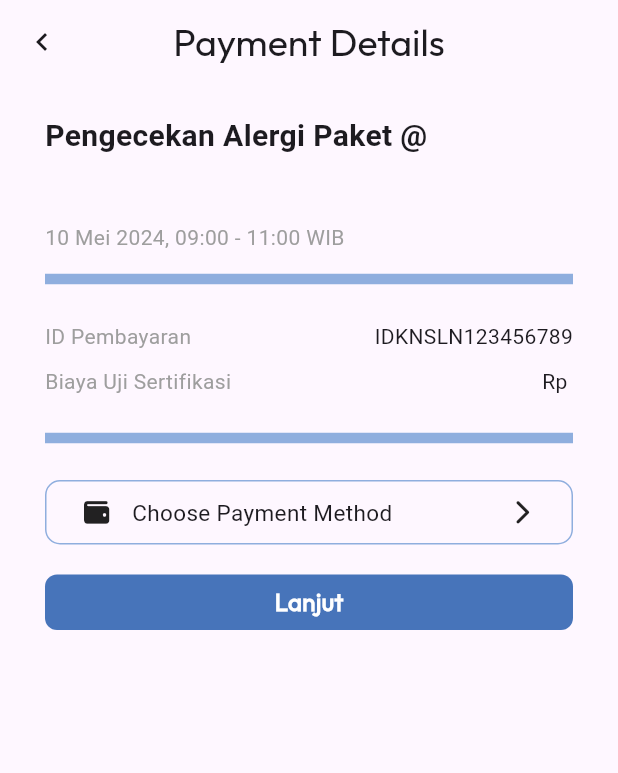
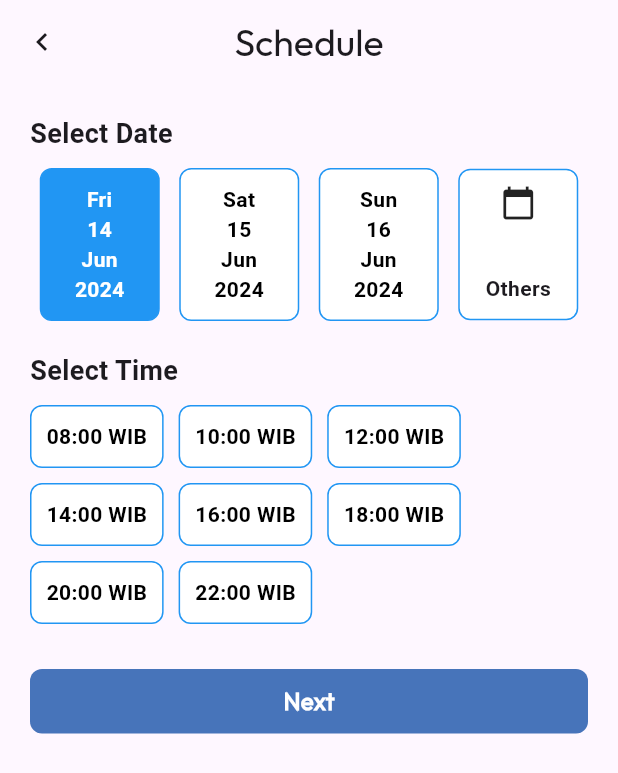
Before and after one commit to ChristoperChend/allergy-diary, a Flutter app: the DetailPaketPage screen opened directly with empty values, after a tap on "Lanjut", on a phone screen of 412 x 824 dp. Shown: the top 773 px of the screen. Run offline on Flutter 3.47's test engine with Material 3 defaults, Android fonts, the phone set to English and light mode, and no system bars; our stand-ins replace camera, cloud_firestore, email_validator, firebase_auth, firebase_core, font_awesome_flutter and 2 more; missing offline and left inert: google_mlkit_text_recognition; accounts and stored records are empty.

Commit message:
add payment method and choose schedule in checkAllergies

```diff
--- /dev/null
+++ b/lib/allergiesComponents/CekAlergiSchedule.dart
@@ -0,0 +1,271 @@
+// ignore_for_file: file_names
+
+import 'package:flutter/material.dart';
+import 'package:intl/intl.dart';
+import 'package:project/allergiesComponents/PembayaranPaketPage.dart';
+
+class CekAlergiSchedule extends StatefulWidget {
+  final String choosenPaket;
+  final String harga;
+  final String hospital;
+  const CekAlergiSchedule(
+      {super.key,
+      required this.choosenPaket,
+      required this.harga,
+      required this.hospital});
+
+  @override
+  State<CekAlergiSchedule> createState() => _CekAlergiScheduleState();
+}
+
+class _CekAlergiScheduleState extends State<CekAlergiSchedule> {
+  int selectedDateIndex = 0;
+  int selectedTimeIndex = -1;
+  DateTime? selectedDate;
+  String? customDate;
+
+  List<String> date = [];
+
+  final List<String> time = [
+    '08:00 WIB',
+    '10:00 WIB',
+    '12:00 WIB',
+    '14:00 WIB',
+    '16:00 WIB',
+    '18:00 WIB',
+    '20:00 WIB',
+    '22:00 WIB',
+  ];
+
+  @override
+  void initState() {
+    super.initState();
+    initializeDate();
+  }
+
+  void initializeDate() {
+    final DateTime today = DateTime.now();
+    date = List.generate(3, (index) {
+      final DateTime date = today.add(Duration(days: index));
+      return DateFormat('EEE\ndd\nMMM yyyy').format(date);
+    });
+    date.add('Others');
+  }
+
+  Future<void> selectDate(BuildContext context) async {
+    final DateTime? picked = await showDatePicker(
+        context: context,
+        initialDate: DateTime.now(),
+        firstDate: DateTime(2024),
+        lastDate: DateTime(2026));
+    if (picked != null && picked != selectedDate) {
+      setState(() {
+        selectedDate = picked;
+        customDate = DateFormat('EEE\ndd\nMMMM yyyy').format(selectedDate!);
+        selectedDateIndex = 3;
+      });
+    }
+  }
+
+  @override
+  Widget build(BuildContext context) {
+    return Scaffold(
+        appBar: AppBar(
+          title: const Text(
+            'Schedule',
+            style: TextStyle(fontFamily: 'Outfit', fontSize: 25),
+          ),
+          centerTitle: true,
+          automaticallyImplyLeading: false,
+          leading: IconButton(
+            onPressed: () {
+              Navigator.of(context).pop();
+            },
+            icon: const Icon(Icons.chevron_left),
+          ),
+        ),
+        body: Padding(
+            padding: const EdgeInsets.all(20.0),
+            child:
+                Column(crossAxisAlignment: CrossAxisAlignment.start, children: [
+              const Text('Select Date',
+                  style: TextStyle(fontSize: 18, fontWeight: FontWeight.bold)),
+              const SizedBox(height: 10),
+              Row(
+                mainAxisAlignment: MainAxisAlignment.spaceAround,
+                children: List.generate(date.length, (index) {
+                  return GestureDetector(
+                    onTap: () {
+                      setState(() {
+                        if (index == 3) {
+                          selectDate(context);
+                        } else {
+                          selectedDateIndex = index;
+                          customDate = null;
+                        }
+                      });
+                    },
+                    child: Container(
+                      width: 80,
+                      padding: const EdgeInsets.all(10),
+                      decoration: BoxDecoration(
+                        color: selectedDateIndex == index
+                            ? Colors.blue
+                            : Colors.white,
+                        border: Border.all(color: Colors.blue),
+                        borderRadius: BorderRadius.circular(8),
+                      ),
+                      child: Column(children: [
+                        if (index < date.length &&
+                            date[index].split('\n').length > 2) ...[
+                          text(date[index].split('\n')[0], index),
+                          text(date[index].split('\n')[1], index),
+                          text(date[index].split('\n')[2], index),
+                        ] else if (index == 3 && customDate == null) ...[
+                          const Column(
+                            children: [
+                              Icon(
+                                Icons.calendar_today,
+                                size: 24,
+                              ),
+                              SizedBox(height: 35),
+                              Text(
+                                'Others',
+                                style: TextStyle(fontWeight: FontWeight.bold),
+                              )
+                            ],
+                          )
+                        ] else if (index == 3 && customDate != null) ...[
+                          text(customDate!.split('\n')[0], index),
+                          text(customDate!.split('\n')[1], index),
+                          text(customDate!.split('\n')[2], index),
+                        ],
+                      ]),
+                    ),
+                  );
+                }),
+              ),
+              const SizedBox(height: 20),
+              const Text('Select Time',
+                  style: TextStyle(fontSize: 18, fontWeight: FontWeight.bold)),
+              const SizedBox(height: 10),
+              Wrap(
+                spacing: 10,
+                runSpacing: 10,
+                children: List.generate(time.length, (index) {
+                  return GestureDetector(
+                    onTap: () {
+                      setState(() {
+                        selectedTimeIndex = index;
+                      });
+                    },
+                    child: Container(
+                      padding: const EdgeInsets.all(10),
+                      decoration: BoxDecoration(
+                        color: selectedTimeIndex == index
+                            ? Colors.blue
+                            : Colors.white,
+                        border: Border.all(color: Colors.blue),
+                        borderRadius: BorderRadius.circular(8),
+                      ),
+                      child: Text(
+                        time[index],
+                        style: TextStyle(
+                          fontSize: 14,
+                          fontWeight: FontWeight.bold,
+                          color: selectedTimeIndex == index
+                              ? Colors.white
+                              : Colors.black,
+                        ),
+                      ),
+                    ),
+                  );
+                }),
+              ),
+              const SizedBox(height: 30),
+              GestureDetector(
+                onTap: () {
+                  if (selectedDateIndex >= 0 &&
+                      selectedDateIndex < date.length &&
+                      selectedTimeIndex >= 0 &&
+                      selectedTimeIndex < time.length) {
+                    final selectedTime = time[selectedTimeIndex];
+
+                    String customSelectedDate;
+                    if (customDate != null) {
+                      customSelectedDate = DateFormat('d MMMM yyyy').format(
+                          DateFormat('EEE\ndd\nMMM').parse(customDate!));
+                    } else {
+                      customSelectedDate = DateFormat('d MMMM yyyy').format(
+                          DateTime.now()
+                              .add(Duration(days: selectedDateIndex)));
+                    }
+                    final choosenDate = "$customSelectedDate $selectedTime";
+                    Navigator.push(
+                        context,
+                        MaterialPageRoute(
+                            builder: (context) => PembayaranPaketPage(
+                                paket: widget.choosenPaket,
+                                harga: widget.harga,
+                                hospitalName: widget.hospital, choosenDate: choosenDate,)));
+                  } else {
+                    showErrorPopup(context, "Please select the date/time");
+                  }
+                },
+                child: Container(
+                  padding: const EdgeInsets.all(10),
+                  decoration: BoxDecoration(
+                    color: const Color.fromRGBO(71, 116, 186, 1),
+                    borderRadius: BorderRadius.circular(8),
+                  ),
+                  child: const Center(
+                    child: Text(
+                      'Next',
+                      style: TextStyle(
+                        fontFamily: 'Outfit',
+                        color: Colors.white,
+                        fontWeight: FontWeight.bold,
+                        fontSize: 16,
+                      ),
+                    ),
+                  ),
+                ),
+              ),
+              const SizedBox(
+                height: 10,
+              ),
+            ])));
+  }
+
+  Widget text(String date, int index) {
+    return Text(
+      date,
+      textAlign: TextAlign.center,
+      style: TextStyle(
+        fontSize: 14,
+        fontWeight: FontWeight.bold,
+        color: selectedDateIndex == index ? Colors.white : Colors.black,
+      ),
+    );
+  }
+
+  void showErrorPopup(BuildContext context, String errorMessage) {
+    showDialog(
+      context: context,
+      builder: (BuildContext context) {
+        return AlertDialog(
+          title: const Text('Error'),
+          content: Text(errorMessage),
+          actions: [
+            TextButton(
+              onPressed: () {
+                Navigator.of(context).pop();
+              },
+              child: const Text('OK'),
+            ),
+          ],
+        );
+      },
+    );
+  }
+}
--- a/lib/allergiesComponents/DetailPaketPage.dart
+++ b/lib/allergiesComponents/DetailPaketPage.dart
@@ -1,7 +1,7 @@
 // ignore_for_file: file_names
 
 import 'package:flutter/material.dart';
-import 'package:project/allergiesComponents/PembayaranPaketPage.dart';
+import 'package:project/allergiesComponents/CekAlergiSchedule.dart';
 
 class DetailPaketPage extends StatefulWidget {
   final String hospitalName;
@@ -107,12 +107,7 @@ class _DetailPaketPageState extends State<DetailPaketPage> {
                   Navigator.push(
                       context,
                       MaterialPageRoute(
-                        builder: (context) => PembayaranPaketPage(
-                          paket:
-                              'Paket ${String.fromCharCode(65 + _selectedPaket)}',
-                          harga: _getPaketHarga(_selectedPaket),
-                          hospitalName: widget.hospitalName,
-                        ),
+                        builder: (context) => CekAlergiSchedule(choosenPaket: 'Paket ${String.fromCharCode(65 + _selectedPaket)}', harga: _getPaketHarga(_selectedPaket), hospital: widget.hospitalName,)
                       ));
                 },
                 child: Container(
```
Also changed, not shown: lib/allergiesComponents/PembayaranPaketPage.dart (+108 -15 lines).
